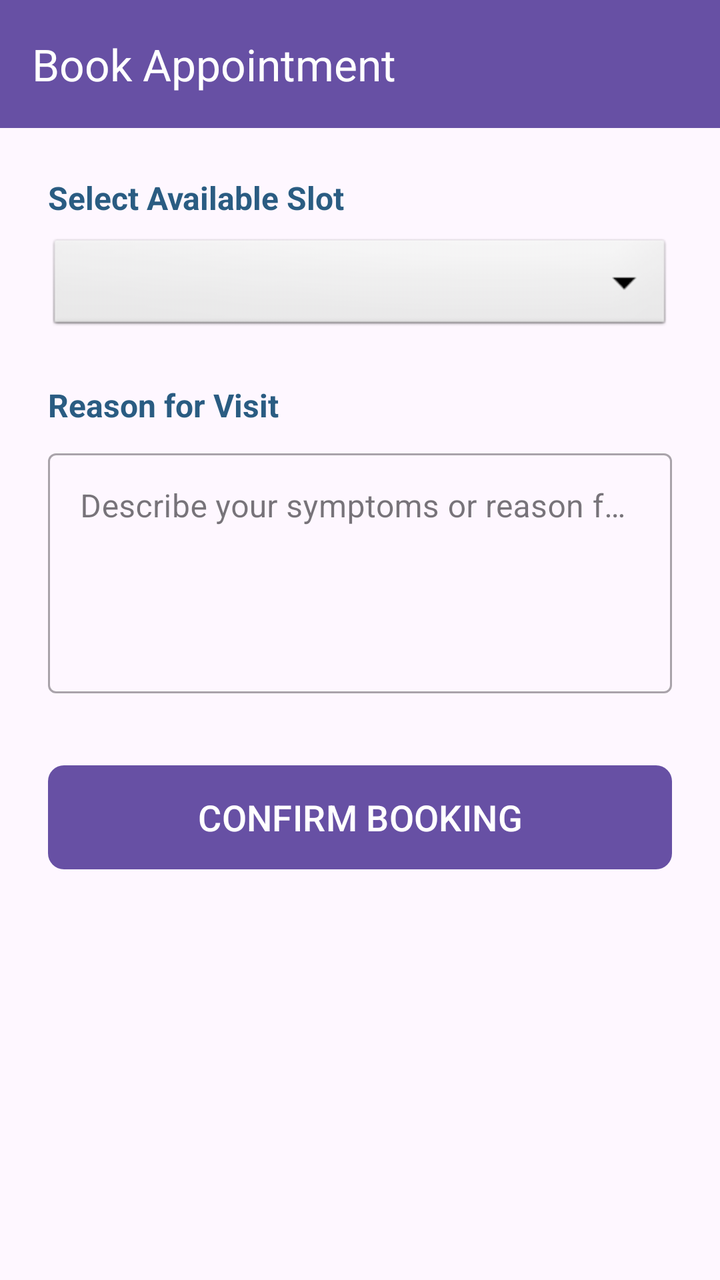
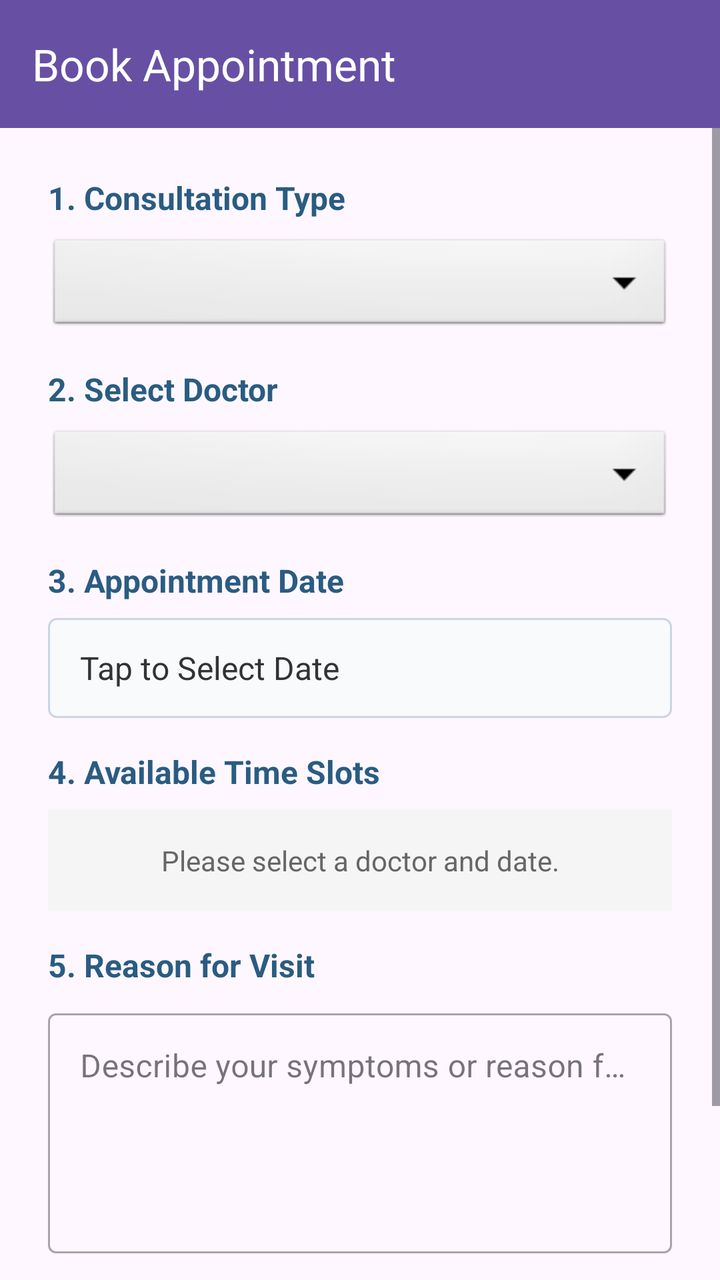

The first picture is an Android layout as it rendered before a commit; the second is the same layout after the commit. The layout source and the unified diff follow.
<!-- AndroidManifest.xml: application theme Theme.ClinicCareMobile -->
<!-- res/layout/activity_book_appointment.xml -->
<?xml version="1.0" encoding="utf-8"?>
<LinearLayout xmlns:android="http://schemas.android.com/apk/res/android"
    xmlns:app="http://schemas.android.com/apk/res-auto"
    android:layout_width="match_parent"
    android:layout_height="match_parent"
    android:orientation="vertical">

    <androidx.appcompat.widget.Toolbar
        android:id="@+id/toolbarBook"
        android:layout_width="match_parent"
        android:layout_height="?attr/actionBarSize"
        android:background="?attr/colorPrimary"
        app:title="Book Appointment"
        app:titleTextColor="#FFFFFF"
        android:theme="@style/ThemeOverlay.AppCompat.Dark.ActionBar" />

    <ScrollView
        android:layout_width="match_parent"
        android:layout_height="match_parent">

        <LinearLayout
            android:layout_width="match_parent"
            android:layout_height="wrap_content"
            android:orientation="vertical"
            android:padding="24dp">

            <TextView
                android:layout_width="match_parent"
                android:layout_height="wrap_content"
                android:text="Select Available Slot"
                android:textSize="16sp"
                android:textStyle="bold"
                android:textColor="#2A5C82"
                android:layout_marginBottom="8dp"/>

            <Spinner
                android:id="@+id/spinnerSlots"
                android:layout_width="match_parent"
                android:layout_height="50dp"
                android:background="@android:drawable/btn_dropdown"
                android:layout_marginBottom="24dp"/>

            <TextView
                android:layout_width="match_parent"
                android:layout_height="wrap_content"
                android:text="Reason for Visit"
                android:textSize="16sp"
                android:textStyle="bold"
                android:textColor="#2A5C82"
                android:layout_marginBottom="8dp"/>

            <com.google.android.material.textfield.TextInputLayout
                android:layout_width="match_parent"
                android:layout_height="wrap_content"
                android:layout_marginBottom="32dp"
                style="@style/Widget.MaterialComponents.TextInputLayout.OutlinedBox">

                <com.google.android.material.textfield.TextInputEditText
                    android:id="@+id/etReason"
                    android:layout_width="match_parent"
                    android:layout_height="120dp"
                    android:gravity="top|start"
                    android:hint="Describe your symptoms or reason for visit..."
                    android:inputType="textMultiLine" />
            </com.google.android.material.textfield.TextInputLayout>

            <com.google.android.material.button.MaterialButton
                android:id="@+id/btnSubmitBooking"
                android:layout_width="match_parent"
                android:layout_height="60dp"
                android:text="CONFIRM BOOKING"
                android:textSize="18sp"
                app:cornerRadius="8dp" />

        </LinearLayout>
    </ScrollView>
</LinearLayout>
<!-- resources referenced by this layout -->
<resources>
  <style name="Theme.ClinicCareMobile" parent="Base.Theme.ClinicCareMobile" />
  <style name="Base.Theme.ClinicCareMobile" parent="Theme.Material3.DayNight.NoActionBar">
          
          
      </style>
</resources>

<!-- the commit's change to res/layout/activity_book_appointment.xml (unified diff, before → after) -->
@@ -27,23 +27,87 @@
             <TextView
                 android:layout_width="match_parent"
                 android:layout_height="wrap_content"
-                android:text="Select Available Slot"
+                android:text="1. Consultation Type"
                 android:textSize="16sp"
                 android:textStyle="bold"
                 android:textColor="#2A5C82"
                 android:layout_marginBottom="8dp"/>
 
             <Spinner
-                android:id="@+id/spinnerSlots"
+                android:id="@+id/spinnerType"
                 android:layout_width="match_parent"
                 android:layout_height="50dp"
                 android:background="@android:drawable/btn_dropdown"
-                android:layout_marginBottom="24dp"/>
+                android:layout_marginBottom="16dp"/>
 
             <TextView
                 android:layout_width="match_parent"
                 android:layout_height="wrap_content"
-                android:text="Reason for Visit"
+                android:text="2. Select Doctor"
+                android:textSize="16sp"
+                android:textStyle="bold"
+                android:textColor="#2A5C82"
+                android:layout_marginBottom="8dp"/>
+
+            <Spinner
+                android:id="@+id/spinnerDoctors"
+                android:layout_width="match_parent"
+                android:layout_height="50dp"
+                android:background="@android:drawable/btn_dropdown"
+                android:layout_marginBottom="16dp"/>
+
+            <TextView
+                android:layout_width="match_parent"
+                android:layout_height="wrap_content"
+                android:text="3. Appointment Date"
+                android:textSize="16sp"
+                android:textStyle="bold"
+                android:textColor="#2A5C82"
+                android:layout_marginBottom="8dp"/>
+
+            <TextView
+                android:id="@+id/tvDateSelect"
+                android:layout_width="match_parent"
+                android:layout_height="50dp"
+                android:text="Tap to Select Date"
+                android:gravity="center_vertical"
+                android:paddingStart="16dp"
+                android:textSize="16sp"
+                android:textColor="#333333"
+                android:background="@drawable/date_picker_bg"
+                android:layout_marginBottom="16dp"/>
+
+            <TextView
+                android:layout_width="match_parent"
+                android:layout_height="wrap_content"
+                android:text="4. Available Time Slots"
+                android:textSize="16sp"
+                android:textStyle="bold"
+                android:textColor="#2A5C82"
+                android:layout_marginBottom="8dp"/>
+                
+            <TextView
+                android:id="@+id/tvNoSlots"
+                android:layout_width="match_parent"
+                android:layout_height="wrap_content"
+                android:text="Please select a doctor and date."
+                android:gravity="center"
+                android:padding="16dp"
+                android:textColor="#666666"
+                android:background="#F5F5F5"
+                android:layout_marginBottom="16dp"/>
+
+            <androidx.recyclerview.widget.RecyclerView
+                android:id="@+id/rvTimeSlots"
+                android:layout_width="match_parent"
+                android:layout_height="wrap_content"
+                android:layout_marginBottom="16dp"
+                android:visibility="gone" />
+
+            <TextView
+                android:layout_width="match_parent"
+                android:layout_height="wrap_content"
+                android:text="5. Reason for Visit"
                 android:textSize="16sp"
                 android:textStyle="bold"
                 android:textColor="#2A5C82"
<!-- resource entries referenced after the edit -->
@@ -1,5 +1,12 @@
 <!-- resources referenced by this layout -->
 <resources>
+  <!-- drawable date_picker_bg (drawable) -->
+  <?xml version="1.0" encoding="utf-8"?>
+  <shape xmlns:android="http://schemas.android.com/apk/res/android">
+      <solid android:color="#F8FAFC"/>
+      <stroke android:width="1dp" android:color="#CBD5E1"/>
+      <corners android:radius="4dp"/>
+  </shape>
   <style name="Theme.ClinicCareMobile" parent="Base.Theme.ClinicCareMobile" />
   <style name="Base.Theme.ClinicCareMobile" parent="Theme.Material3.DayNight.NoActionBar">
           
